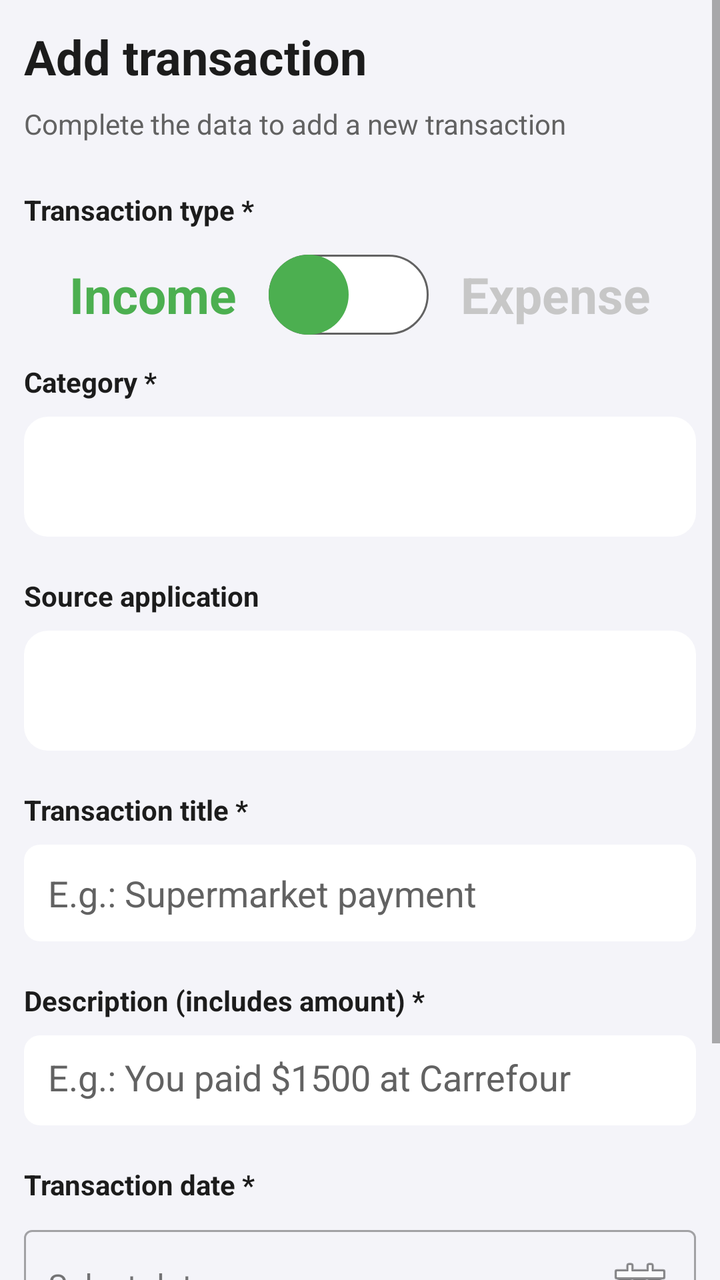
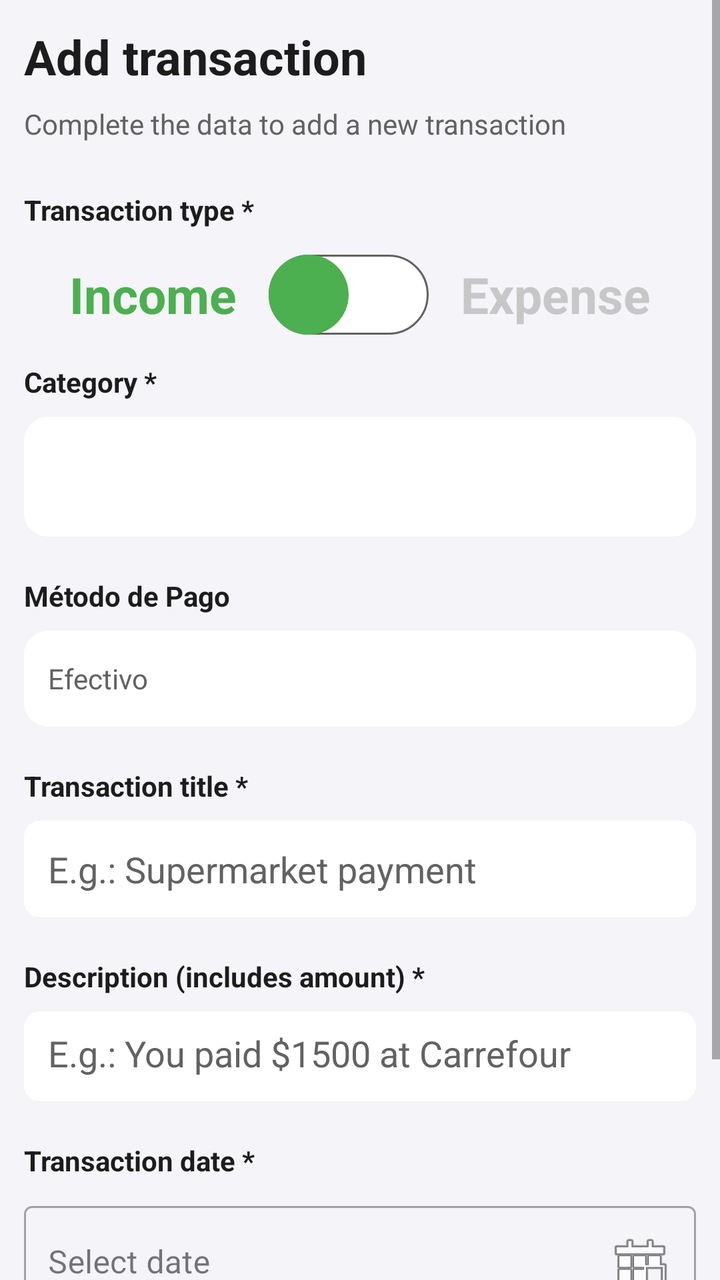

Screens rendered from an Android XML layout before and after an edit, with the pre-edit source and the edit as a unified diff.
<!-- AndroidManifest.xml: application theme Theme.NotificationCapture -->
<!-- res/layout/fragment_agregar.xml -->
<ScrollView xmlns:android="http://schemas.android.com/apk/res/android"
    xmlns:app="http://schemas.android.com/apk/res-auto"
    xmlns:tools="http://schemas.android.com/tools"
    android:layout_width="match_parent"
    android:layout_height="match_parent"
    android:fillViewport="true">

    <LinearLayout
        android:layout_width="match_parent"
        android:layout_height="wrap_content"
        android:orientation="vertical"
        android:padding="12dp">

        <TextView
            android:layout_width="match_parent"
            android:layout_height="wrap_content"
            android:layout_marginBottom="8dp"
            android:text="@string/agregar_movimiento"
            android:textColor="@color/text_primary"
            android:textSize="24sp"
            android:textStyle="bold" />

        <TextView
            android:layout_width="match_parent"
            android:layout_height="wrap_content"
            android:text="@string/descripcion_agregar"
            android:textSize="14sp"
            android:textColor="@color/text_secondary"
            android:layout_marginBottom="24dp"/>

        
        <TextView
            android:layout_width="match_parent"
            android:layout_height="wrap_content"
            android:text="@string/tipo_transaccion"
            android:textSize="14sp"
            android:textStyle="bold"
            android:textColor="@color/text_primary"
            android:layout_marginBottom="4dp"/>

        <LinearLayout
            android:layout_width="match_parent"
            android:layout_height="58dp"
            android:layout_marginBottom="5dp"
            android:gravity="center"
            android:orientation="horizontal">

            <TextView
                android:id="@+id/tvIngreso"
                android:layout_width="wrap_content"
                android:layout_height="wrap_content"
                android:paddingEnd="16dp"
                android:text="@string/ingreso"
                android:textColor="@color/green"
                android:textSize="25sp"
                android:textStyle="bold" />

            <androidx.constraintlayout.widget.ConstraintLayout
                android:layout_width="wrap_content"
                android:layout_height="wrap_content"
                tools:context=".MainActivity">

                <androidx.appcompat.widget.SwitchCompat
                    android:id="@+id/swType"
                    android:layout_width="wrap_content"
                    android:layout_height="wrap_content"
                    android:thumb="@drawable/selector_switch_thumb"
                    app:layout_constraintBottom_toBottomOf="parent"
                    app:layout_constraintEnd_toEndOf="parent"
                    app:layout_constraintHorizontal_bias="0.0"
                    app:layout_constraintLeft_toLeftOf="parent"
                    app:layout_constraintRight_toRightOf="parent"
                    app:layout_constraintStart_toStartOf="parent"
                    app:layout_constraintTop_toTopOf="parent"
                    app:layout_constraintVertical_bias="0.466"
                    app:thumbTint="@null"
                    app:track="@drawable/track"
                    app:trackTint="@null" />
            </androidx.constraintlayout.widget.ConstraintLayout>

            <TextView
                android:id="@+id/tvEgreso"
                android:layout_width="wrap_content"
                android:layout_height="wrap_content"
                android:paddingStart="16dp"
                android:text="@string/egreso"
                android:textColor="@color/grey_unselected"
                android:textSize="25sp"
                android:textStyle="bold" />

        </LinearLayout>

        
        <TextView
            android:layout_width="match_parent"
            android:layout_height="wrap_content"
            android:text="@string/categoria_label"
            android:textSize="14sp"
            android:textStyle="bold"
            android:textColor="@color/text_primary"
            android:layout_marginBottom="8dp"/>

        <Spinner
            android:id="@+id/spinnerCategory"
            android:layout_width="match_parent"
            android:layout_height="60dp"
            android:padding="5dp"
            android:background="@drawable/bg_spinner_field"
            android:textColor="@color/text_secondary"
            android:layout_marginBottom="20dp"/>

        
        <TextView
            android:layout_width="match_parent"
            android:layout_height="wrap_content"
            android:text="@string/aplicacion_origen"
            android:textSize="14sp"
            android:textStyle="bold"
            android:textColor="@color/text_primary"
            android:layout_marginBottom="8dp"/>

        <Spinner
            android:id="@+id/spinnerApp"
            android:layout_width="match_parent"
            android:layout_height="60dp"
            android:padding="5dp"
            android:background="@drawable/bg_spinner_field"
            android:textColor="@color/text_secondary"
            android:layout_marginBottom="20dp"/>

        
        <TextView
            android:layout_width="match_parent"
            android:layout_height="wrap_content"
            android:text="@string/titulo_transaccion"
            android:textSize="14sp"
            android:textStyle="bold"
            android:textColor="@color/text_primary"
            android:layout_marginBottom="8dp"/>

        <EditText
            android:id="@+id/etTitle"
            android:layout_width="match_parent"
            android:layout_height="wrap_content"
            android:hint="@string/hint_titulo"
            android:textColorHint="@color/text_secondary"
            android:minHeight="48dp"
            android:padding="12dp"
            android:background="@drawable/bg_card_rounded"
            android:textColor="@color/text_secondary"
            android:inputType="text"
            android:maxLines="1"
            android:layout_marginBottom="20dp"/>

        
        <TextView
            android:layout_width="match_parent"
            android:layout_height="wrap_content"
            android:text="@string/descripcion_monto"
            android:textSize="14sp"
            android:textStyle="bold"
            android:textColor="@color/text_primary"
            android:layout_marginBottom="8dp"/>

        <EditText
            android:id="@+id/etText"
            android:layout_width="match_parent"
            android:layout_height="45dp"
            android:layout_marginBottom="20dp"
            android:background="@drawable/bg_card_rounded"
            android:gravity="top|start"
            android:hint="@string/hint_descripcion"
            android:inputType="textMultiLine"
            android:maxLines="5"
            android:minHeight="100dp"
            android:padding="12dp"
            android:textColor="@color/text_secondary"
            android:textColorHint="@color/text_secondary" />

        
        <TextView
            android:layout_width="match_parent"
            android:layout_height="wrap_content"
            android:text="@string/fecha_movimiento"
            android:textSize="14sp"
            android:textStyle="bold"
            android:textColor="@color/text_primary"
            android:layout_marginBottom="8dp"/>

        <com.google.android.material.textfield.TextInputLayout
            android:id="@+id/tilDate"
            android:layout_width="match_parent"
            android:layout_height="wrap_content"
            android:layout_marginBottom="24dp"
            style="@style/Widget.MaterialComponents.TextInputLayout.OutlinedBox">

            <com.google.android.material.textfield.TextInputEditText
                android:id="@+id/etDate"
                android:layout_width="match_parent"
                android:layout_height="wrap_content"
                android:hint="@string/seleccionar_fecha"
                android:textColorHint="@color/text_secondary"
                android:textColor="@color/text_secondary"
                android:minHeight="48dp"
                android:padding="12dp"
                android:focusable="false"
                android:clickable="true"
                android:inputType="none"
                android:drawableEnd="@android:drawable/ic_menu_today"
                android:drawablePadding="12dp"/>

        </com.google.android.material.textfield.TextInputLayout>

        
        <Button
            android:id="@+id/btnCreate"
            android:layout_width="match_parent"
            android:layout_height="wrap_content"
            android:text="@string/crear_transaccion"
            android:textSize="16sp"
            android:textStyle="bold"
            android:padding="5dp"
            android:minHeight="50dp"
            android:background="@drawable/bg_button_rounded"
            android:backgroundTint="@color/accent_main"/>

        <TextView
            android:layout_width="match_parent"
            android:layout_height="wrap_content"
            android:text="@string/campos_obligatorios"
            android:textSize="12sp"
            android:textColor="@color/text_secondary"
            android:textStyle="italic"
            android:layout_marginTop="12dp"
            android:gravity="center"/>

    </LinearLayout>

</ScrollView>
<!-- resources referenced by this layout -->
<resources>
  <color name="accent_main">#00A896</color>
  <color name="green">#4CAF50</color>
  <color name="grey_unselected">#C7C7C7</color>
  <color name="text_primary">#1C1C1C</color>
  <color name="text_secondary">@color/secondary_main</color>
  <!-- drawable bg_button_rounded (drawable) -->
  <?xml version="1.0" encoding="utf-8"?>
  <shape xmlns:android="http://schemas.android.com/apk/res/android"
      android:shape="rectangle">
      <corners android:radius="10dp" />
  </shape>
  <!-- drawable bg_card_rounded (drawable) -->
  <?xml version="1.0" encoding="utf-8"?>
  <shape xmlns:android="http://schemas.android.com/apk/res/android"
      android:shape="rectangle">
      <solid android:color="@color/background_card" />
      <corners android:radius="8dp" />
  </shape>
  <!-- drawable bg_spinner_field (drawable) -->
  <?xml version="1.0" encoding="utf-8"?>
  <shape xmlns:android="http://schemas.android.com/apk/res/android"
      android:shape="rectangle">
      <solid android:color="@color/background_card" />
      <corners android:radius="12dp" />
  </shape>
  <!-- drawable selector_switch_thumb (drawable) -->
  <?xml version="1.0" encoding="utf-8"?>
  <selector xmlns:android="http://schemas.android.com/apk/res/android">
      <item android:state_checked="true">
          <shape android:shape="oval">
              <solid android:color="@color/red"/>
              <size android:width="40dp" android:height="40dp"/>
          </shape>
      </item>
      <item android:state_checked="false">
          <shape android:shape="oval" >
              <solid android:color="@color/green"/>
              <size android:width="40dp" android:height="40dp"/>
          </shape>
      </item>
  </selector>
  <string name="agregar_movimiento">Add transaction</string>
  <string name="aplicacion_origen">Source application</string>
  <string name="campos_obligatorios">* Required fields</string>
  <string name="categoria_label">Category *</string>
  <string name="crear_transaccion">Create Transaction</string>
  <string name="descripcion_agregar">Complete the data to add a new transaction</string>
  <string name="descripcion_monto">Description (includes amount) *</string>
  <string name="egreso">Expense</string>
  <string name="fecha_movimiento">Transaction date *</string>
  <string name="hint_descripcion">E.g.: You paid $1500 at Carrefour</string>
  <string name="hint_titulo">E.g.: Supermarket payment</string>
  <string name="ingreso">Income</string>
  <string name="seleccionar_fecha">Select date</string>
  <string name="tipo_transaccion">Transaction type *</string>
  <string name="titulo_transaccion">Transaction title *</string>
  <style name="Theme.NotificationCapture" parent="Base.Theme.NotificationCapture" />
  <color name="secondary_main">#626262</color>
  <color name="background_card">#FFFFFF</color>
  <color name="red">#F44336</color>
  <color name="background_main">@color/primary_main</color>
  <color name="white">#FFFFFFFF</color>
  <color name="accent_secondary">#02C39A</color>
  <style name="Widget.App.Button" parent="Widget.MaterialComponents.Button">
          <item name="backgroundTint">@color/background_card</item>
          <item name="tint">@color/secondary_main</item>
          <item name="android:textColor">@color/text_primary</item>
          <item name="cornerRadius">5dp</item>
          <item name="rippleColor">@color/accent_main</item>
          
      </style>
  <color name="primary_main">#F4F4F9</color>
  <!-- unchanged entries left out for length: 2 -->
</resources>

<!-- the commit's change to res/layout/fragment_agregar.xml (unified diff, before → after) -->
@@ -113,20 +113,25 @@
         <TextView
             android:layout_width="match_parent"
             android:layout_height="wrap_content"
-            android:text="@string/aplicacion_origen"
-            android:textSize="14sp"
-            android:textStyle="bold"
-            android:textColor="@color/text_primary"
-            android:layout_marginBottom="8dp"/>
-
-        <Spinner
-            android:id="@+id/spinnerApp"
-            android:layout_width="match_parent"
-            android:layout_height="60dp"
-            android:padding="5dp"
+            android:text="Método de Pago"
+            android:textSize="14sp"
+            android:textStyle="bold"
+            android:textColor="@color/text_primary"
+            android:layout_marginBottom="8dp"/>
+
+        <TextView
+            android:id="@+id/tvPaymentMethod"
+            android:layout_width="match_parent"
+            android:layout_height="wrap_content"
+            android:minHeight="48dp"
+            android:padding="12dp"
             android:background="@drawable/bg_spinner_field"
             android:textColor="@color/text_secondary"
-            android:layout_marginBottom="20dp"/>
+            android:text="Efectivo"
+            android:gravity="center_vertical"
+            android:layout_marginBottom="20dp"
+            android:clickable="true"
+            android:focusable="true"/>
 
         
         <TextView
<!-- resource entries referenced after the edit -->
@@ -42,7 +42,6 @@
       </item>
   </selector>
   <string name="agregar_movimiento">Add transaction</string>
-  <string name="aplicacion_origen">Source application</string>
   <string name="campos_obligatorios">* Required fields</string>
   <string name="categoria_label">Category *</string>
   <string name="crear_transaccion">Create Transaction</string>
